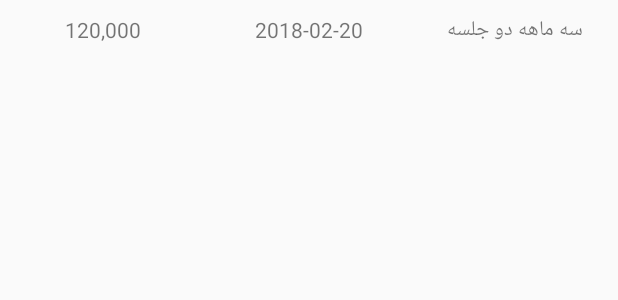
After one commit to m4hdyar/Gym, an Android app: the layout subscription_history_list_layout.xml on its own in the app's theme, with its tools: preview values and no code run, on a phone screen of 412 x 824 dp. The commit adds this screen. Shown: the top 300 px of the screen. Run offline under Robolectric (Android 15) with nearby library versions, the phone set to English and light mode, and no system bars; network calls fail.

Commit message:
Subscription history done but not tested

```diff
--- a/app/src/main/java/com/example/m4hdyar/gym/MealdietProgramFragment.java
+++ b/app/src/main/java/com/example/m4hdyar/gym/MealdietProgramFragment.java
@@ -254,10 +254,7 @@ public class MealdietProgramFragment extends Fragment {
             if(dietRow.isLastRow() && dietRow.isLastDay() && dietRow.isLastProgram()){
                 onGettingListFinished();
             }
-
         }
-
-
     }
 
     //Called when all getting list is already finished.
@@ -284,7 +281,7 @@ public class MealdietProgramFragment extends Fragment {
         ArrayList<MealdietProgram.MealdietProgramDay.MealdietProgramRow> rowsInChosenDay = chosenDay.getProgramRows();
 
 
-        //FINALLY SHOW THE FUCKING LIST
+        //FINALLY SHOW THE LIST
         programListAdapter = new MealdietListAdapter(context,rowsInChosenDay);
         programRecyclerView.setAdapter(programListAdapter);
         programListAdapter.notifyDataSetChanged();
--- a/app/src/main/java/com/example/m4hdyar/gym/ProfileActivity.java
+++ b/app/src/main/java/com/example/m4hdyar/gym/ProfileActivity.java
@@ -45,7 +45,6 @@ public class ProfileActivity extends AppCompatActivity {
                             // For each repo, add a new line to our repo list.
                             JSONObject jsonObj = response.getJSONObject(i);
                             String errorCode = jsonObj.get("Error_Code").toString();
-                            System.out.println(errorCode + "HIIIIIII");
                             //String lastUpdated = jsonObj.get("updated_at").toString();
                             //addToRepoList(repoName, lastUpdated);
                         } catch (JSONException e) {
--- /dev/null
+++ b/app/src/main/res/layout/subscription_history_list_layout.xml
@@ -0,0 +1,48 @@
+<?xml version="1.0" encoding="utf-8"?>
+<android.support.constraint.ConstraintLayout xmlns:android="http://schemas.android.com/apk/res/android"
+    android:layout_width="match_parent"
+    android:layout_height="wrap_content"
+    android:textDirection="rtl"
+    android:layoutDirection="rtl"
+    >
+
+    <LinearLayout xmlns:android="http://schemas.android.com/apk/res/android"
+        android:layout_width="match_parent"
+        android:orientation="horizontal"
+        android:layout_height="wrap_content"
+        android:layoutDirection="rtl"
+        android:textDirection="rtl"
+        android:gravity="center"
+        android:weightSum="3" >
+
+        <TextView
+            android:id="@+id/txtSubscriptionName"
+            android:layout_width="0dp"
+            android:layout_height="wrap_content"
+            android:layout_weight="1"
+            android:layout_marginTop="8dp"
+            android:layout_marginBottom="8dp"
+            android:gravity="center"
+            android:text="سه ماهه دو جلسه" />
+
+        <TextView
+            android:id="@+id/txtSubscriptionDate"
+            android:layout_width="0dp"
+            android:layout_height="wrap_content"
+            android:layout_weight="1"
+            android:layout_marginTop="8dp"
+            android:layout_marginBottom="8dp"
+            android:gravity="center"
+            android:text="2018-02-20" />
+
+        <TextView
+            android:id="@+id/txtSubsPaidAmount"
+            android:layout_width="0dp"
+            android:layout_height="wrap_content"
+            android:layout_weight="1"
+            android:layout_marginTop="8dp"
+            android:layout_marginBottom="8dp"
+            android:gravity="center"
+            android:text="120,000" />
+    </LinearLayout>
+</android.support.constraint.ConstraintLayout>
```
Also changed, not shown: app/src/main/java/com/example/m4hdyar/gym/Subscription.java (added, +28 -0 lines), app/src/main/java/com/example/m4hdyar/gym/SubscriptionHistoryFragment.java (added, +235 -0 lines), app/src/main/java/com/example/m4hdyar/gym/SubscriptionListAdapter.java (added, +78 -0 lines), app/src/main/res/layout/fragment_subscription_history.xml (added, +23 -0 lines).
